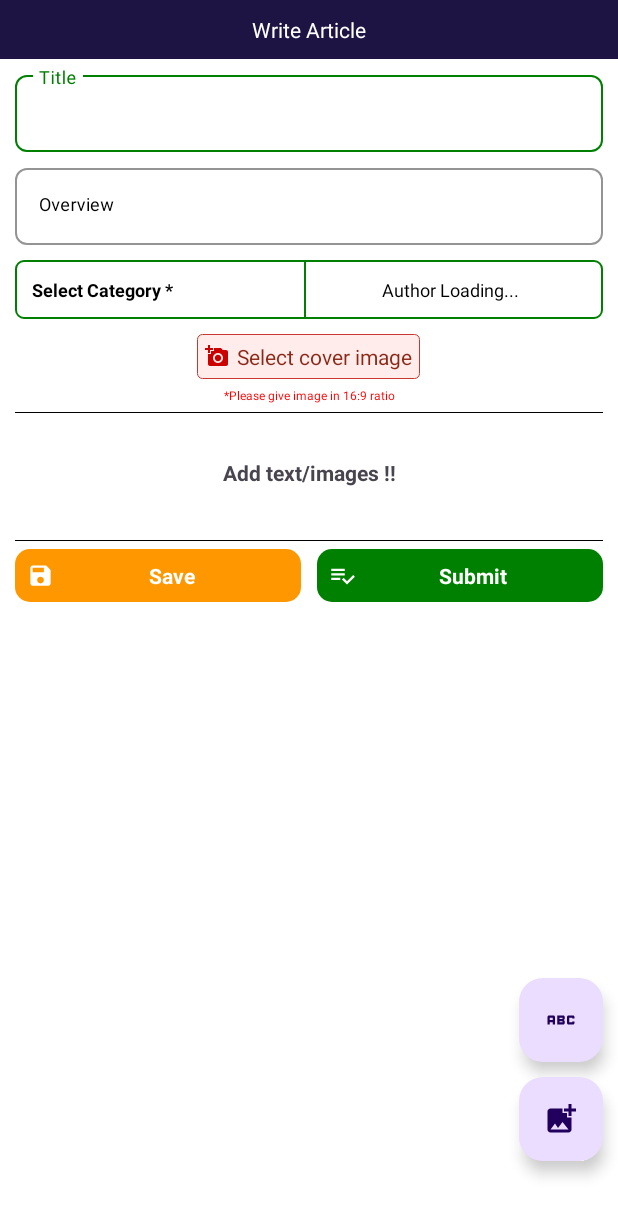
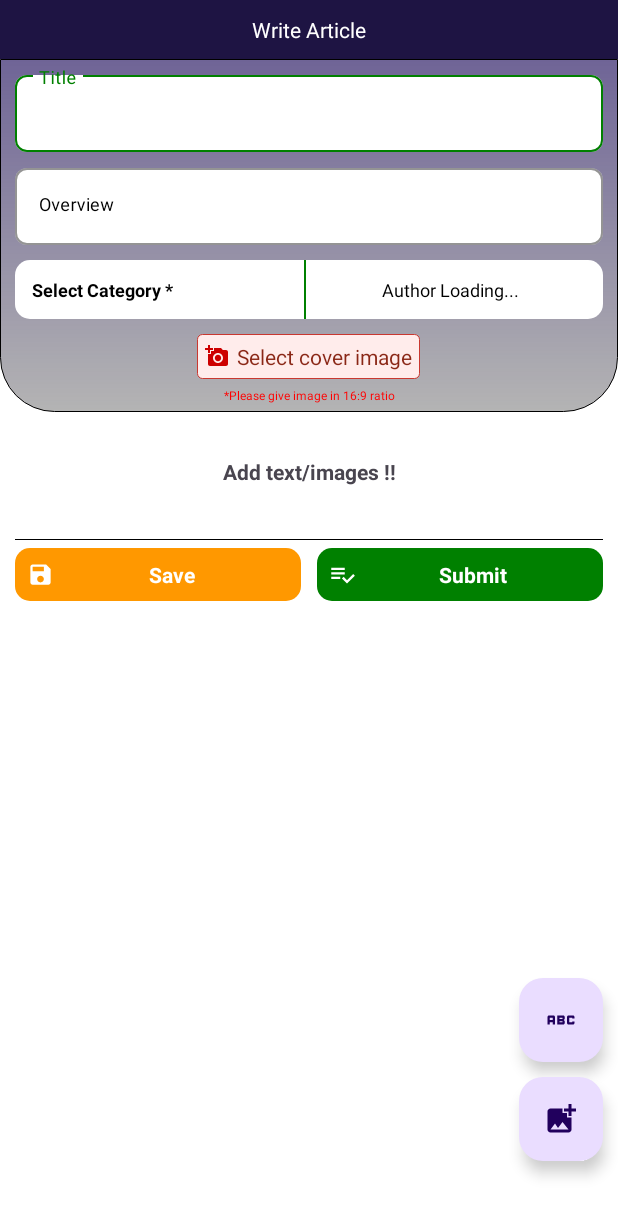
Before and after one commit to Sayantan-Bera/AmaderChuti, an Android app: the screen it shows after launch once a user with an empty profile is signed in (WriteArticleActivity), after a tap on "Create New Blog", on a phone screen of 412 x 824 dp. Shown: the top 1216 px of the screen. Run offline under Robolectric (Android 15) with nearby library versions, the phone set to English and light mode, and no system bars; our stand-ins replace Firebase (no records; nobody signed in at launch, a user with empty details on screens opened directly), data binding.

Commit message:
Fixed design of write article page

```diff
--- /dev/null
+++ b/app/src/main/res/drawable/bg_header_bottom_rounded_new.xml
@@ -0,0 +1,17 @@
+<?xml version="1.0" encoding="UTF-8"?>
+<shape xmlns:android="http://schemas.android.com/apk/res/android">
+    <solid android:color="#FFFFFF" />
+    <corners
+        android:bottomLeftRadius="36dip"
+        android:bottomRightRadius="36dip"
+        android:topLeftRadius="0dip"
+        android:topRightRadius="0dip" />
+    <gradient
+        android:angle="270"
+        android:endColor="#4B000000"
+        android:startColor="#9F180757" />
+    <stroke
+        android:width="0.5dp"
+        android:color="#000000" />
+
+</shape>
--- a/app/src/main/res/layout/activity_write_article.xml
+++ b/app/src/main/res/layout/activity_write_article.xml
@@ -39,7 +39,11 @@
                     app:layout_constraintEnd_toEndOf="parent"
                     app:layout_constraintStart_toStartOf="parent"
                     app:layout_constraintTop_toTopOf="parent" />
-
+                <LinearLayout
+                    android:layout_width="match_parent"
+                    android:layout_height="wrap_content"
+                    android:background="@drawable/bg_header_bottom_rounded_new"
+                    android:orientation="vertical">
                 <com.google.android.material.textfield.TextInputLayout
                     android:id="@+id/editText"
                     style="@style/Widget.MaterialComponents.TextInputLayout.OutlinedBox"
@@ -106,7 +110,8 @@
                     android:layout_height="wrap_content"
                     android:layout_marginHorizontal="10dp"
                     android:layout_marginTop="10dp"
-                    android:background="@drawable/text_view_background"
+                    android:background="@drawable/sq_c10"
+                    android:backgroundTint="@color/white"
                     android:weightSum="2">
 
                     <Spinner
@@ -124,7 +129,7 @@
                     <TextView
                         android:id="@+id/tvAuthor"
                         android:layout_width="0dp"
-                        android:layout_height="wrap_content"
+                        android:layout_height="match_parent"
                         android:layout_marginEnd="5dp"
                         android:layout_weight="1"
                         android:gravity="center"
@@ -159,6 +164,7 @@
                     android:layout_marginTop="5dp"
                     android:text="*Please give image in 16:9 ratio"
                     android:textColor="@color/red"
+                    android:layout_marginBottom="5dp"
                     android:textSize="8sp" />
 
                 <ImageView
@@ -166,15 +172,8 @@
                     android:layout_width="300dp"
                     android:layout_height="120dp"
                     android:layout_gravity="center"
-                    android:layout_marginTop="5dp"
                     android:visibility="gone" />
-
-                <View
-                    android:layout_width="match_parent"
-                    android:layout_height="1px"
-                    android:layout_marginHorizontal="10dp"
-                    android:layout_marginTop="5dp"
-                    android:background="@color/black" />
+                </LinearLayout>
 
                 <TextView
                     android:id="@+id/tvAddWhenNoData"
```
